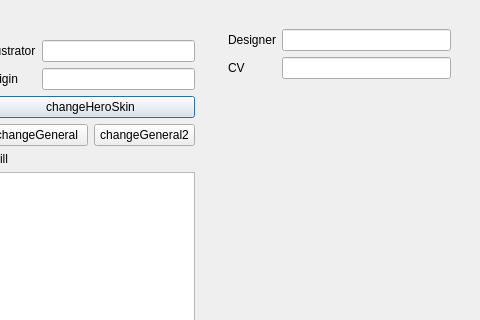
lwtmusou/touhoukill, file src/dialog/generaloverview.ui: the form before one commit; both pictures show x 500 to 980 and y 0 to 320 of the 980 by 611 pixel window.
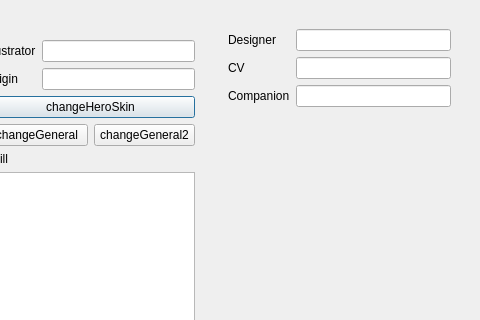
The form after the commit. Icons and pictures are not drawn.

Commit message: generaloverview 显示珠联璧合

What changed in the file:
```diff
--- a/src/dialog/generaloverview.ui
+++ b/src/dialog/generaloverview.ui
@@ -204,31 +204,11 @@
 <property name="maximumSize">
 <size>
 <width>271</width>
-<height>91</height>
+            <height>100</height>
 </size>
 </property>
 <layout class="QGridLayout" name="_2">
-<item row="1" column="1">
-<widget class="QLineEdit" name="cvLineEdit">
-<property name="frame">
-<bool>true</bool>
-</property>
-<property name="alignment">
-<set>Qt::AlignRight|Qt::AlignTrailing|Qt::AlignVCenter</set>
-</property>
-<property name="readOnly">
-<bool>true</bool>
-</property>
-</widget>
-</item>
-<item row="1" column="0">
-<widget class="QLabel" name="cvLabel">
-<property name="text">
-<string>CV</string>
-</property>
-</widget>
-</item>
-<item row="0" column="1">
+           <item row="0" column="2">
 <widget class="QLineEdit" name="designerLineEdit">
 <property name="alignment">
 <set>Qt::AlignRight|Qt::AlignTrailing|Qt::AlignVCenter</set>
@@ -245,6 +225,36 @@
 </property>
 </widget>
 </item>
+           <item row="1" column="2">
+            <widget class="QLineEdit" name="cvLineEdit">
+             <property name="frame">
+              <bool>true</bool>
+             </property>
+             <property name="alignment">
+              <set>Qt::AlignRight|Qt::AlignTrailing|Qt::AlignVCenter</set>
+             </property>
+             <property name="readOnly">
+              <bool>true</bool>
+             </property>
+            </widget>
+           </item>
+           <item row="1" column="0">
+            <widget class="QLabel" name="cvLabel">
+             <property name="text">
+              <string>CV</string>
+             </property>
+            </widget>
+           </item>
+           <item row="2" column="2">
+            <widget class="QLineEdit" name="companionLineEdit"/>
+           </item>
+           <item row="2" column="0">
+            <widget class="QLabel" name="companionLabel">
+             <property name="text">
+              <string>Companion</string>
+             </property>
+            </widget>
+           </item>
 </layout>
 </widget>
 </item>
@@ -268,7 +278,7 @@
 <x>0</x>
 <y>0</y>
 <width>241</width>
-<height>447</height>
+             <height>419</height>
 </rect>
 </property>
 </widget>
```
Left out of the diff: 1 changed line with no effect on the pictures. Lines whose indentation alone changed are shown as unchanged. The commit also changes 2 other files.
